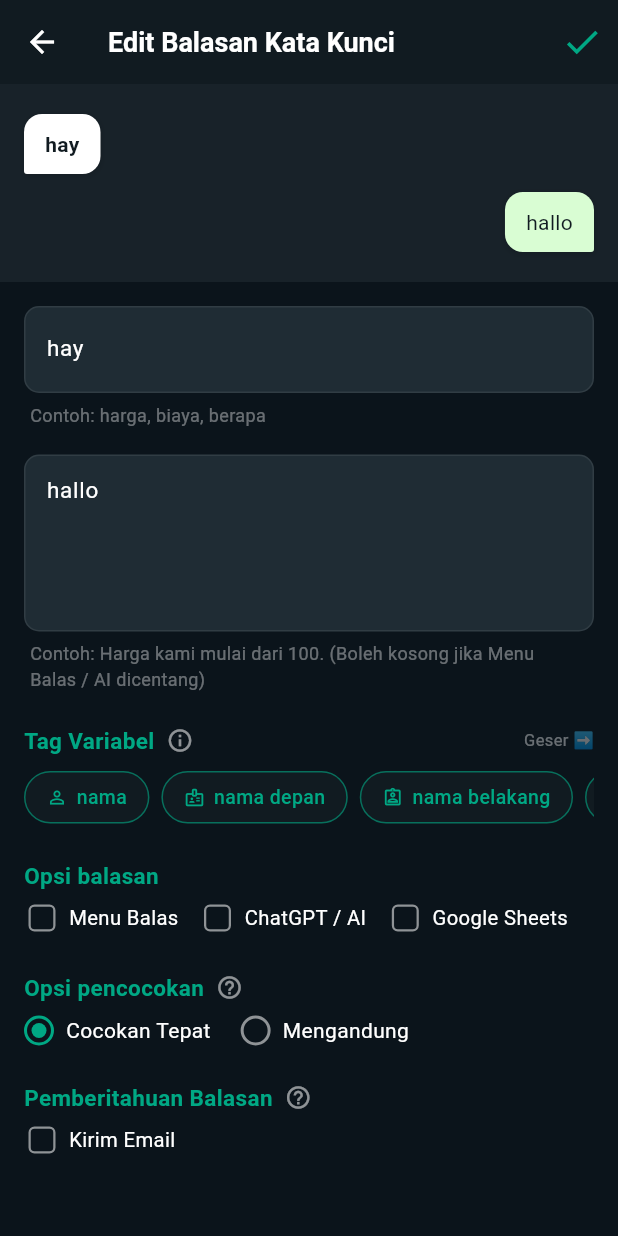
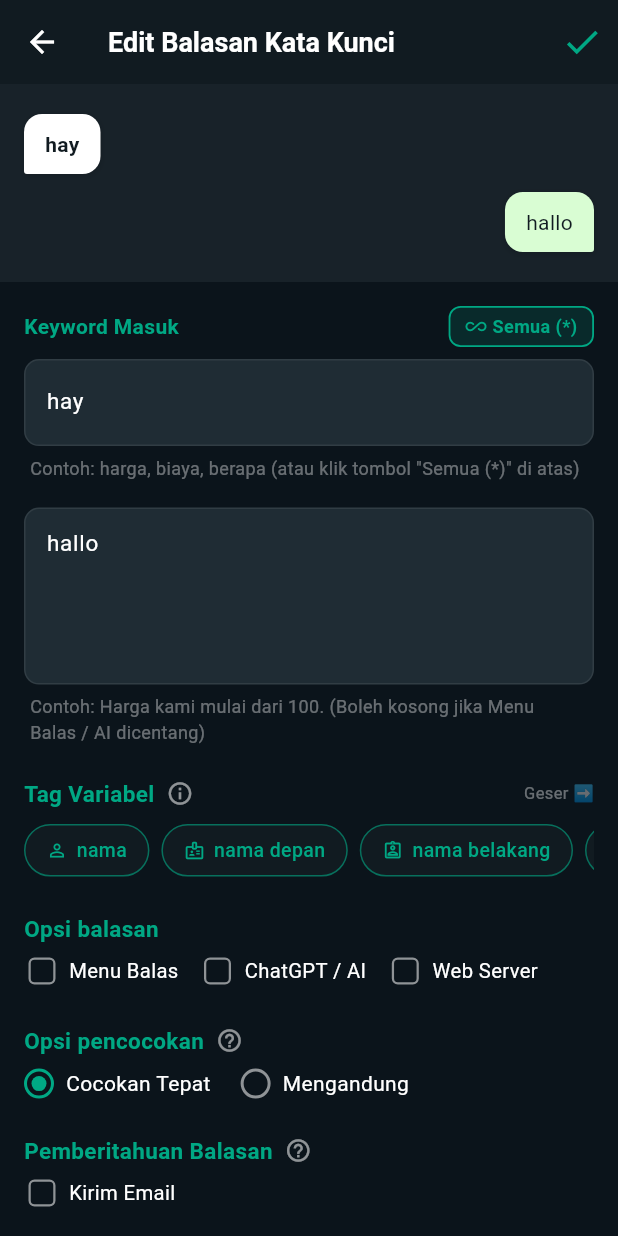
Before and after one commit to maoneart/WhatsAuto, a Flutter app: the KeywordReplyListScreen screen opened directly, after a tap on "hay", on a phone screen of 412 x 824 dp. Run offline on Flutter 3.47's test engine with Material 3 defaults, Android fonts, the phone set to English and light mode, and no system bars; our stand-ins replace csv, file_picker, share_plus, shared_preferences; accounts and stored records are empty.

Commit message:
feat: add 'Semua (*)' quick button, wildcard catch-all, and replace Sheets with Web Server (v1.0.25)

```diff
--- a/lib/models/keyword_reply.dart
+++ b/lib/models/keyword_reply.dart
@@ -6,7 +6,7 @@ class KeywordReply {
   bool isEnabled; // Aktif / non-aktif
   bool useMenuReply; // Opsi balasan: Menu Balas
   bool useAiReply; // Opsi balasan: ChatGPT / AI
-  bool useGoogleSheets; // Opsi balasan: Google Sheets
+  bool useWebhook; // Opsi balasan: Web Server / Webhook
   bool sendEmailNotification; // Pemberitahuan Balasan: Kirim Email
 
   KeywordReply({
@@ -17,7 +17,7 @@ class KeywordReply {
     this.isEnabled = true,
     this.useMenuReply = false,
     this.useAiReply = false,
-    this.useGoogleSheets = false,
+    this.useWebhook = false,
     this.sendEmailNotification = false,
   });
 
@@ -29,7 +29,7 @@ class KeywordReply {
         'isEnabled': isEnabled,
         'useMenuReply': useMenuReply,
         'useAiReply': useAiReply,
-        'useGoogleSheets': useGoogleSheets,
+        'useWebhook': useWebhook,
         'sendEmailNotification': sendEmailNotification,
       };
 
@@ -41,7 +41,7 @@ class KeywordReply {
         isEnabled: json['isEnabled'] ?? true,
         useMenuReply: json['useMenuReply'] ?? false,
         useAiReply: json['useAiReply'] ?? false,
-        useGoogleSheets: json['useGoogleSheets'] ?? false,
+        useWebhook: json['useWebhook'] ?? json['useGoogleSheets'] ?? false,
         sendEmailNotification: json['sendEmailNotification'] ?? false,
       );
 }
--- a/lib/screens/add_edit_keyword_reply_screen.dart
+++ b/lib/screens/add_edit_keyword_reply_screen.dart
@@ -19,7 +19,7 @@ class _AddEditKeywordReplyScreenState extends State<AddEditKeywordReplyScreen> {
   bool _isExactMatch = true;
   bool _useMenuReply = false;
   bool _useAiReply = false;
-  bool _useGoogleSheets = false;
+  bool _useWebhook = false;
   bool _sendEmail = false;
 
   @override
@@ -32,7 +32,7 @@ class _AddEditKeywordReplyScreenState extends State<AddEditKeywordReplyScreen> {
       _isExactMatch = r.isExactMatch;
       _useMenuReply = r.useMenuReply;
       _useAiReply = r.useAiReply;
-      _useGoogleSheets = r.useGoogleSheets;
+      _useWebhook = r.useWebhook;
       _sendEmail = r.sendEmailNotification;
     }
   }
@@ -71,8 +71,8 @@ class _AddEditKeywordReplyScreenState extends State<AddEditKeywordReplyScreen> {
       if (_useAiReply) {
         return '🤖 [Balasan AI Aktif]\n(Dijawab otomatis oleh AI)';
       }
-      if (_useGoogleSheets) {
-        return '📊 [Google Sheets Aktif]\n(Data spreadsheet terkirim)';
+      if (_useWebhook) {
+        return '🌐 [Web Server Aktif]\n(Dijawab otomatis oleh Server Webhook)';
       }
       return 'Ketik pesan balasan Anda';
     }
@@ -87,8 +87,8 @@ class _AddEditKeywordReplyScreenState extends State<AddEditKeywordReplyScreen> {
       rendered = '$rendered\n\n📋 [+ Menu Balas terlampir]';
     } else if (_useAiReply) {
       rendered = '$rendered\n\n🤖 [+ Jawaban AI terlampir]';
-    } else if (_useGoogleSheets) {
-      rendered = '$rendered\n\n📊 [+ Data Sheets terlampir]';
+    } else if (_useWebhook) {
+      rendered = '$rendered\n\n🌐 [+ Balasan Web Server terlampir]';
     }
 
     return rendered;
@@ -108,11 +108,11 @@ class _AddEditKeywordReplyScreenState extends State<AddEditKeywordReplyScreen> {
       return;
     }
 
-    final hasDynamicSource = _useMenuReply || _useAiReply || _useGoogleSheets;
+    final hasDynamicSource = _useMenuReply || _useAiReply || _useWebhook;
     if (reply.isEmpty && !hasDynamicSource) {
       ScaffoldMessenger.of(context).showSnackBar(
         const SnackBar(
-          content: Text('Tulis pesan balasan, atau centang salah satu Opsi Balasan (Menu Balas / AI / Google Sheets)!'),
+          content: Text('Tulis pesan balasan, atau centang salah satu Opsi Balasan (Menu Balas / AI / Web Server)!'),
           backgroundColor: Colors.redAccent,
         ),
       );
@@ -127,7 +127,7 @@ class _AddEditKeywordReplyScreenState extends State<AddEditKeywordReplyScreen> {
       isEnabled: widget.existingRule?.isEnabled ?? true,
       useMenuReply: _useMenuReply,
       useAiReply: _useAiReply,
-      useGoogleSheets: _useGoogleSheets,
+      useWebhook: _useWebhook,
       sendEmailNotification: _sendEmail,
     );
 
@@ -253,12 +253,80 @@ class _AddEditKeywordReplyScreenState extends State<AddEditKeywordReplyScreen> {
               child: Column(
                 crossAxisAlignment: CrossAxisAlignment.start,
                 children: [
-                  // Field 1: Keyword Masuk
+                  // Field 1: Keyword Masuk dengan Tombol Cepat "Semua (*)" di atasnya
+                  Row(
+                    mainAxisAlignment: MainAxisAlignment.spaceBetween,
+                    children: [
+                      const Text(
+                        'Keyword Masuk',
+                        style: TextStyle(
+                          color: Color(0xFF00A884),
+                          fontSize: 14,
+                          fontWeight: FontWeight.bold,
+                        ),
+                      ),
+                      InkWell(
+                        onTap: () {
+                          setState(() {
+                            if (_keywordController.text.trim() == '*') {
+                              _keywordController.clear();
+                            } else {
+                              _keywordController.text = '*';
+                            }
+                          });
+                        },
+                        borderRadius: BorderRadius.circular(8),
+                        child: AnimatedContainer(
+                          duration: const Duration(milliseconds: 200),
+                          padding: const EdgeInsets.symmetric(horizontal: 10, vertical: 4),
+                          decoration: BoxDecoration(
+                            color: _keywordController.text.trim() == '*'
+                                ? const Color(0xFF00A884)
+                                : const Color(0xFF00A884).withOpacity(0.15),
+                            borderRadius: BorderRadius.circular(8),
+                            border: Border.all(
+                              color: const Color(0xFF00A884),
+                              width: 1.2,
+                            ),
+                          ),
+                          child: Row(
+                            mainAxisSize: MainAxisSize.min,
+                            children: [
+                              Icon(
+                                Icons.all_inclusive_rounded,
+                                size: 14,
+                                color: _keywordController.text.trim() == '*'
+                                    ? Colors.white
+                                    : const Color(0xFF00A884),
+                              ),
+                              const SizedBox(width: 4),
+                              Text(
+                                'Semua (*)',
+                                style: TextStyle(
+                                  color: _keywordController.text.trim() == '*'
+                                      ? Colors.white
+                                      : const Color(0xFF00A884),
+                                  fontSize: 12,
+                                  fontWeight: FontWeight.bold,
+                                ),
+                              ),
+                            ],
+                          ),
+                        ),
+                      ),
+                    ],
+                  ),
+                  const SizedBox(height: 8),
                   Container(
                     decoration: BoxDecoration(
                       color: const Color(0xFF1F2C34),
                       borderRadius: BorderRadius.circular(10),
-                      border: Border.all(color: Colors.white.withOpacity(0.08)),
+                      border: Border.all(
+                        color: _keywordController.text.trim() == '*'
+                            ? const Color(0xFF00A884).withOpacity(0.6)
+                            : Colors.white.withOpacity(0.08),
+                        width: _keywordController.text.trim() == '*' ? 1.5 : 1.0,
+                      ),
                     ),
                     padding: const EdgeInsets.symmetric(horizontal: 14, vertical: 4),
                     child: TextField(
@@ -266,18 +334,25 @@ class _AddEditKeywordReplyScreenState extends State<AddEditKeywordReplyScreen> {
                       style: const TextStyle(color: Colors.white, fontSize: 15),
                       onChanged: (_) => setState(() {}),
                       decoration: const InputDecoration(
-                        hintText: 'Keyword Masuk',
-                        hintStyle: TextStyle(color: Colors.white54, fontSize: 15),
+                        hintText: 'Keyword Masuk (atau klik "Semua (*)")',
+                        hintStyle: TextStyle(color: Colors.white54, fontSize: 14),
                         border: InputBorder.none,
                       ),
                     ),
                   ),
                   const SizedBox(height: 6),
-                  const Padding(
-                    padding: EdgeInsets.only(left: 4),
+                  Padding(
+                    padding: const EdgeInsets.only(left: 4),
                     child: Text(
-                      'Contoh: harga, biaya, berapa',
-                      style: TextStyle(color: Colors.white38, fontSize: 12),
+                      _keywordController.text.trim() == '*'
+                          ? '⭐ Mode Balas Semua: Menangkap APAPUN pesan masuk (Wildcard).'
+                          : 'Contoh: harga, biaya, berapa (atau klik tombol "Semua (*)" di atas)',
+                      style: TextStyle(
+                        color: _keywordController.text.trim() == '*'
+                            ? const Color(0xFF00A884)
+                            : Colors.white38,
+                        fontSize: 12,
+                      ),
                     ),
                   ),
                   const SizedBox(height: 18),
@@ -398,9 +473,9 @@ class _AddEditKeywordReplyScreenState extends State<AddEditKeywordReplyScreen> {
                       ),
                       const SizedBox(width: 14),
                       _buildCheckboxTile(
-                        label: 'Google Sheets',
-                        value: _useGoogleSheets,
-                        onChanged: (v) => setState(() => _useGoogleSheets = v ?? false),
+                        label: 'Web Server',
+                        value: _useWebhook,
+                        onChanged: (v) => setState(() => _useWebhook = v ?? false),
                       ),
                     ],
                   ),
--- a/lib/screens/keyword_reply_list_screen.dart
+++ b/lib/screens/keyword_reply_list_screen.dart
@@ -489,7 +489,7 @@ class _KeywordReplyListScreenState extends State<KeywordReplyListScreen> {
                             border: Border.all(color: const Color(0xFF00A884).withOpacity(0.3)),
                           ),
                           child: Text(
-                            kw,
+                            kw == '*' ? '⭐ Semua (*)' : kw,
                             style: const TextStyle(
                               color: Color(0xFF00A884),
                               fontSize: 12,
@@ -514,7 +514,11 @@ class _KeywordReplyListScreenState extends State<KeywordReplyListScreen> {
 
               // Teks Balasan
               Text(
-                rule.replyMessage,
+                rule.replyMessage.trim().isEmpty && (rule.useMenuReply || rule.useAiReply || rule.useWebhook)
+                    ? (rule.useMenuReply
+                        ? '📋 [Menampilkan Menu Balas Otomatis]'
+                        : (rule.useAiReply ? '🤖 [Dibalas Otomatis oleh AI]' : '🌐 [Dibalas Otomatis via Web Server]'))
+                    : rule.replyMessage,
                 maxLines: 3,
                 overflow: TextOverflow.ellipsis,
                 style: TextStyle(
@@ -538,7 +542,9 @@ class _KeywordReplyListScreenState extends State<KeywordReplyListScreen> {
                           borderRadius: BorderRadius.circular(6),
                         ),
                         child: Text(
-                          rule.isExactMatch ? 'Cocokan Tepat' : 'Mengandung',
+                          rule.incomingKeywords.split(',').any((k) => k.trim() == '*')
+                              ? 'Balas Semua'
+                              : (rule.isExactMatch ? 'Cocokan Tepat' : 'Mengandung'),
                           style: TextStyle(color: Colors.white.withOpacity(0.6), fontSize: 11),
                         ),
                       ),
@@ -570,6 +576,20 @@ class _KeywordReplyListScreenState extends State<KeywordReplyListScreen> {
                           ),
                         ),
                       ],
+                      if (rule.useWebhook) ...[
+                        const SizedBox(width: 6),
+                        Container(
+                          padding: const EdgeInsets.symmetric(horizontal: 8, vertical: 3),
+                          decoration: BoxDecoration(
+                            color: Colors.cyanAccent.withOpacity(0.15),
+                            borderRadius: BorderRadius.circular(6),
+                          ),
+                          child: const Text(
+                            'Web Server',
+                            style: TextStyle(color: Colors.cyanAccent, fontSize: 11),
+                          ),
+                        ),
+                      ],
                     ],
                   ),
                   IconButton(
--- a/pubspec.yaml
+++ b/pubspec.yaml
@@ -1,7 +1,7 @@
 name: maoneauto
 description: "MaoneAuto - Smart Auto Reply & Tree Menu Bot for WhatsApp by MaoneArt"
 publish_to: 'none'
-version: 1.0.24+25
+version: 1.0.25+26
 
 environment:
   sdk: '>=3.0.0 <4.0.0'
```
Also changed, not shown: lib/services/auto_reply_engine.dart (+46 -7 lines), 1 other file.
